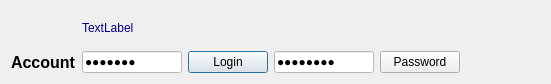
This is credentialwidget.ui in gemcheck/crypt as Qt 5 draws it before an edit. The edited form follows.
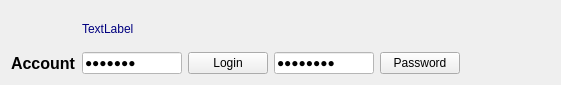
This is the edited form.

Patch:
```diff
--- a/credentialwidget.ui
+++ b/credentialwidget.ui
@@ -1,13 +1,13 @@
 <?xml version="1.0" encoding="UTF-8"?>
 <ui version="4.0">
  <class>CredentialWidget</class>
- <widget class="QDialog" name="CredentialWidget">
+ <widget class="QWidget" name="CredentialWidget">
   <property name="geometry">
    <rect>
     <x>0</x>
     <y>0</y>
-    <width>551</width>
-    <height>84</height>
+    <width>561</width>
+    <height>85</height>
    </rect>
   </property>
   <property name="windowTitle">
@@ -90,6 +90,14 @@
    </item>
    <item row="2" column="2">
     <widget class="QPushButton" name="loginbutton">
+     <property name="styleSheet">
+      <string notr="true">background-color: qlineargradient(spread:pad, x1:0, y1:1, x2:1, y2:0, 
+stop:0 rgba(218, 215, 205, 255), 
+stop:0.25 rgba(163, 177, 138, 255), 
+stop:0.5 rgba(88, 129, 87, 255), 
+stop:0.75 rgba(58, 90, 64, 255), 
+stop:1 rgba(52, 78, 65, 255));</string>
+     </property>
      <property name="text">
       <string>Login</string>
      </property>
@@ -119,6 +127,14 @@
    </item>
    <item row="2" column="4">
     <widget class="QPushButton" name="pushButton">
+     <property name="styleSheet">
+      <string notr="true">background-color: qlineargradient(spread:pad, x1:0, y1:1, x2:1, y2:0, 
+stop:0 rgba(218, 215, 205, 255), 
+stop:0.25 rgba(163, 177, 138, 255), 
+stop:0.5 rgba(88, 129, 87, 255), 
+stop:0.75 rgba(58, 90, 64, 255), 
+stop:1 rgba(52, 78, 65, 255));</string>
+     </property>
      <property name="text">
       <string>Password</string>
      </property>
```
Left out of the diff: 6 changed lines with no effect on the pictures.
